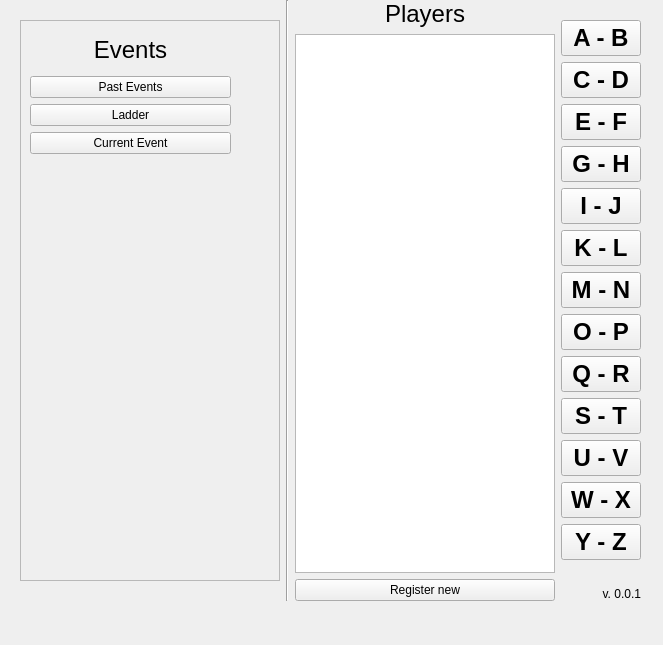
The window that src/ui/1440x900/StartScreen.ui (SergeySatskiy/ttkiosk) describes before a commit, drawn with Qt 5.
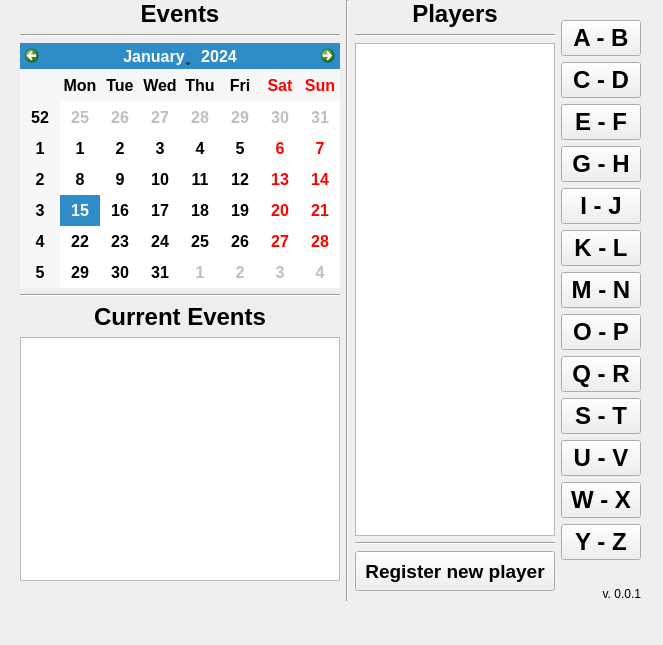
The same window after the commit.

Commit message: Better look of the start screen

Patch:
```diff
--- a/src/ui/1440x900/StartScreen.ui
+++ b/src/ui/1440x900/StartScreen.ui
@@ -42,86 +42,72 @@
     <item>
      <layout class="QVBoxLayout" name="verticalLayout">
       <item>
-       <spacer name="verticalSpacer_2">
+       <widget class="QLabel" name="label">
+        <property name="font">
+         <font>
+          <pointsize>18</pointsize>
+          <weight>75</weight>
+          <bold>true</bold>
+         </font>
+        </property>
+        <property name="text">
+         <string>Events</string>
+        </property>
+        <property name="alignment">
+         <set>Qt::AlignCenter</set>
+        </property>
+       </widget>
+      </item>
+      <item>
+       <widget class="Line" name="line_4">
         <property name="orientation">
-         <enum>Qt::Vertical</enum>
+         <enum>Qt::Horizontal</enum>
         </property>
-        <property name="sizeType">
-         <enum>QSizePolicy::Fixed</enum>
+       </widget>
+      </item>
+      <item>
+       <widget class="QCalendarWidget" name="eventCalendar">
+        <property name="font">
+         <font>
+          <pointsize>12</pointsize>
+          <weight>75</weight>
+          <bold>true</bold>
+         </font>
         </property>
-        <property name="sizeHint" stdset="0">
-         <size>
-          <width>20</width>
-          <height>20</height>
-         </size>
+        <property name="focusPolicy">
+         <enum>Qt::NoFocus</enum>
         </property>
-       </spacer>
+       </widget>
       </item>
       <item>
-       <widget class="QFrame" name="frame">
-        <property name="sizePolicy">
-         <sizepolicy hsizetype="Expanding" vsizetype="Expanding">
-          <horstretch>0</horstretch>
-          <verstretch>0</verstretch>
-         </sizepolicy>
+       <widget class="Line" name="line_5">
+        <property name="orientation">
+         <enum>Qt::Horizontal</enum>
         </property>
-        <property name="frameShape">
-         <enum>QFrame::StyledPanel</enum>
+       </widget>
+      </item>
+      <item>
+       <widget class="QLabel" name="label_2">
+        <property name="font">
+         <font>
+          <pointsize>18</pointsize>
+          <weight>75</weight>
+          <bold>true</bold>
+         </font>
         </property>
-        <property name="frameShadow">
-         <enum>QFrame::Raised</enum>
+        <property name="text">
+         <string>Current Events</string>
         </property>
-        <widget class="QWidget" name="verticalLayoutWidget">
-         <property name="geometry">
-          <rect>
-           <x>10</x>
-           <y>10</y>
-           <width>201</width>
-           <height>124</height>
-          </rect>
-         </property>
-         <layout class="QVBoxLayout" name="verticalLayout_2">
-          <property name="sizeConstraint">
-           <enum>QLayout::SetMaximumSize</enum>
-          </property>
-          <item>
-           <widget class="QLabel" name="eventsLabel">
-            <property name="font">
-             <font>
-              <pointsize>18</pointsize>
-             </font>
-            </property>
-            <property name="text">
-             <string>Events</string>
-            </property>
-            <property name="alignment">
-             <set>Qt::AlignCenter</set>
-            </property>
-           </widget>
-          </item>
-          <item>
-           <widget class="QPushButton" name="pastEventsButton">
-            <property name="text">
-             <string>Past Events</string>
-            </property>
-           </widget>
-          </item>
-          <item>
-           <widget class="QPushButton" name="ladderButton">
-            <property name="text">
-             <string>Ladder</string>
-            </property>
-           </widget>
-          </item>
-          <item>
-           <widget class="QPushButton" name="currentEventButton">
-            <property name="text">
-             <string>Current Event</string>
-            </property>
-           </widget>
-          </item>
-         </layout>
-        </widget>
+        <property name="alignment">
+         <set>Qt::AlignCenter</set>
+        </property>
+       </widget>
+      </item>
+      <item>
+       <widget class="QListWidget" name="currentEventsList">
+        <property name="focusPolicy">
+         <enum>Qt::NoFocus</enum>
+        </property>
        </widget>
       </item>
       <item>
@@ -156,6 +142,8 @@
         <property name="font">
          <font>
           <pointsize>18</pointsize>
+          <weight>75</weight>
+          <bold>true</bold>
          </font>
         </property>
         <property name="text">
@@ -166,6 +154,13 @@
         </property>
        </widget>
       </item>
+      <item>
+       <widget class="Line" name="line_3">
+        <property name="orientation">
+         <enum>Qt::Horizontal</enum>
+        </property>
+       </widget>
+      </item>
       <item>
        <widget class="QListWidget" name="playersList">
         <property name="sizePolicy">
@@ -179,15 +174,57 @@
           <pointsize>18</pointsize>
          </font>
         </property>
+        <property name="focusPolicy">
+         <enum>Qt::NoFocus</enum>
+        </property>
+       </widget>
+      </item>
+      <item>
+       <widget class="Line" name="line_2">
+        <property name="orientation">
+         <enum>Qt::Horizontal</enum>
+        </property>
        </widget>
       </item>
       <item>
        <widget class="QPushButton" name="addNewPlayerButton">
+        <property name="minimumSize">
+         <size>
+          <width>0</width>
+          <height>40</height>
+         </size>
+        </property>
+        <property name="font">
+         <font>
+          <pointsize>14</pointsize>
+          <weight>75</weight>
+          <bold>true</bold>
+         </font>
+        </property>
+        <property name="focusPolicy">
+         <enum>Qt::NoFocus</enum>
+        </property>
         <property name="text">
-         <string>Register new</string>
+         <string>Register new player</string>
         </property>
        </widget>
       </item>
+      <item>
+       <spacer name="verticalSpacer_5">
+        <property name="orientation">
+         <enum>Qt::Vertical</enum>
+        </property>
+        <property name="sizeType">
+         <enum>QSizePolicy::Fixed</enum>
+        </property>
+        <property name="sizeHint" stdset="0">
+         <size>
+          <width>20</width>
+          <height>10</height>
+         </size>
+        </property>
+       </spacer>
+      </item>
      </layout>
     </item>
     <item>
```
Left out of the diff: 39 changed lines with no effect on the pictures. The commit also changes 1 other file.
